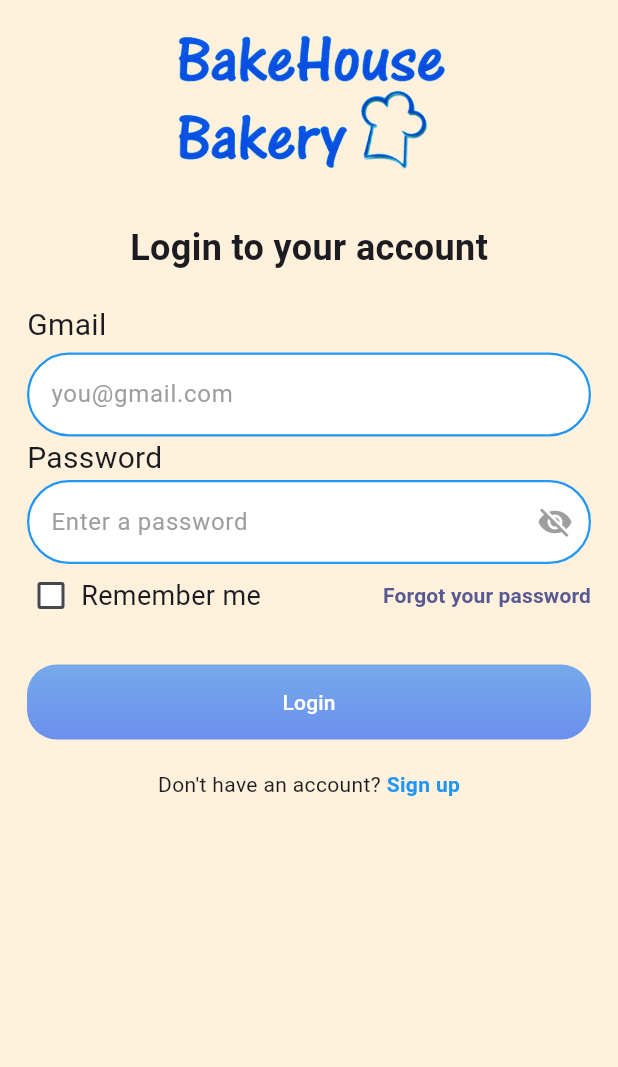
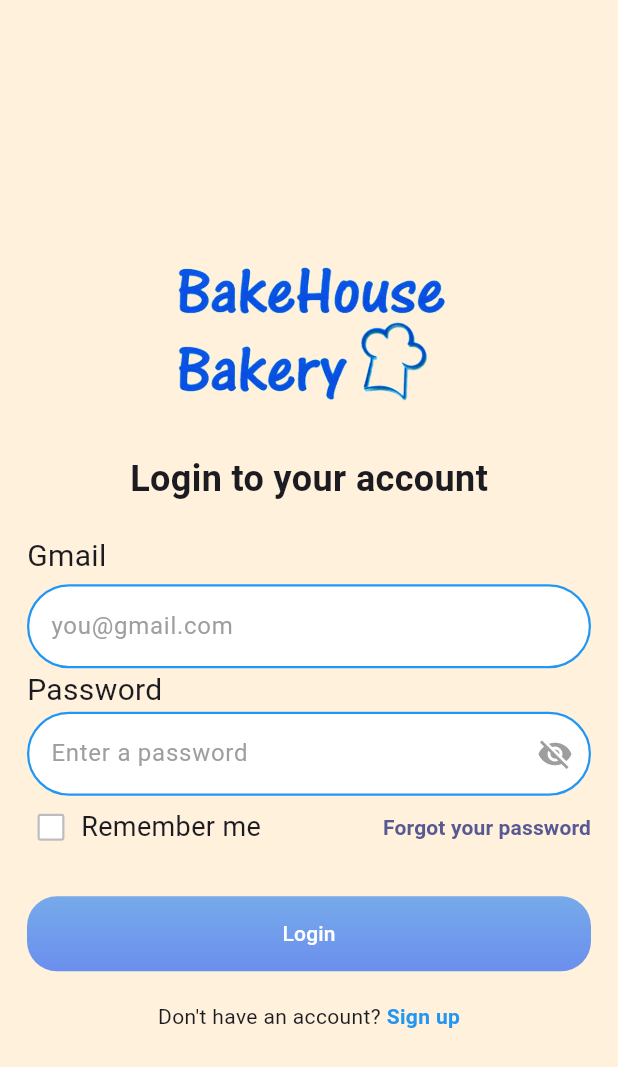
Before and after one commit to Sristy72/ecommerce_app_using_bloc, a Flutter app: the screen it shows after launch, on a phone screen of 412 x 824 dp. Shown: the top 1067 px of the screen. Run offline on Flutter 3.47's test engine with Material 3 defaults, Android fonts, the phone set to English and light mode, and no system bars; our stand-ins replace bloc, dio, flutter_bloc, flutter_secure_storage, get_it, hive_flutter; accounts and stored records are empty.

Commit message:
auth done

```diff
--- a/lib/features/auth/bloc/auth_event.dart
+++ b/lib/features/auth/bloc/auth_event.dart
@@ -24,6 +24,11 @@ class Signup extends AuthEvent {
   });
 }
 
+class ForgotPass extends AuthEvent{
+  final String email;
+  ForgotPass({required this.email});
+}
+
 class Logout extends AuthEvent {}
 
 class PasswordVisibilityCheck extends AuthEvent {}
--- /dev/null
+++ b/lib/features/auth/data/models/request/forgot_pass_request_model.dart
@@ -0,0 +1,12 @@
+class ForgotPasswordRequestModel {
+  final String email;
+
+  ForgotPasswordRequestModel({required this.email});
+
+  // Convert model to JSON (for API request)
+  Map<String, dynamic> toJson() {
+    return {
+      'email': email,
+    };
+  }
+}
--- a/lib/features/auth/screens/login_screen.dart
+++ b/lib/features/auth/screens/login_screen.dart
@@ -39,6 +39,10 @@ class _LoginScreenState extends State<LoginScreen> {
           child: BlocBuilder<AuthBloc, AuthState>(
             builder: (context, state) {
               return SingleChildScrollView(
+                child: ConstrainedBox(
+                  constraints: BoxConstraints(
+                    minHeight: MediaQuery.of(context).size.height
+                  ),
                   child: Column(
                     crossAxisAlignment: CrossAxisAlignment.center,
                     mainAxisAlignment: MainAxisAlignment.center,
@@ -79,17 +83,39 @@ class _LoginScreenState extends State<LoginScreen> {
                       Row(
                         mainAxisAlignment: MainAxisAlignment.spaceBetween,
                         children: [
-                        Row(
+                          GestureDetector(
+                            behavior: HitTestBehavior.opaque,
+                            onTap: () {
+                              context.read<AuthBloc>().add(
+                                    RememberMe(!state.isRememberMe),
+                                  );
+                            },
+                            child: Row(
                               mainAxisSize: MainAxisSize.min,
                               children: [
                                 Checkbox(
                                   value: state.isRememberMe,
                                   onChanged: (value) {
                                     context.read<AuthBloc>().add(
-                                    RememberMe(value ?? false)
+                                          RememberMe(value ?? false),
                                         );
                                   },
-                              fillColor: WidgetStateProperty.all(Colors.white),
+                                  fillColor:
+                                      WidgetStateProperty.resolveWith<Color>(
+                                    (states) {
+                                      if (states.contains(WidgetState.selected)) {
+                                        return const Color(0xFF6B8FEE);
+                                      }
+                                      return Colors.white;
+                                    },
+                                  ),
+                                  checkColor: Colors.white,
+                                  side: BorderSide(
+                                    color: state.isRememberMe
+                                        ? const Color(0xFF6B8FEE)
+                                        : Colors.grey.shade400,
+                                    width: 1.5,
+                                  ),
                                   materialTapTargetSize:
                                       MaterialTapTargetSize.shrinkWrap,
                                   visualDensity: VisualDensity.compact,
@@ -100,6 +126,7 @@ class _LoginScreenState extends State<LoginScreen> {
                                   style: TextStyle(fontSize: 18),
                                 ),
                               ],
+                            ),
                           ),
 
                           TextButton(
@@ -129,6 +156,7 @@ class _LoginScreenState extends State<LoginScreen> {
                           );
                         },
                         text: 'Login',
+                        isLoading: state.status == AuthStatus.loading,
                         gradient: LinearGradient(
                           colors: [Color(0xFF76AAEA), Color(0xFF6B8FEE)],
                           begin: Alignment.topCenter,
@@ -162,6 +190,7 @@ class _LoginScreenState extends State<LoginScreen> {
                       ),
                     ],
                   ),
+                ),
               );
             },
           ),
```
Also changed, not shown: lib/core/network/constants/api_constant.dart (+4 -3 lines), lib/features/auth/bloc/auth_bloc.dart (+21 -27 lines), lib/features/auth/data/models/response/forgot_pass_response_model.dart (added, +12 -0 lines), lib/features/auth/data/repositories/auth_repository.dart (+9 -0 lines). Lines whose indentation alone changed are shown as unchanged.
